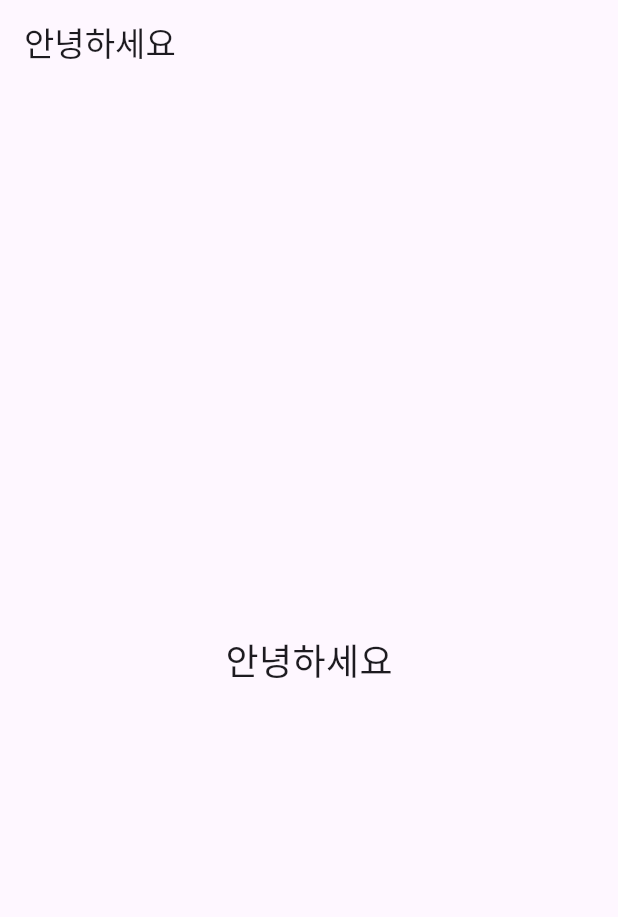
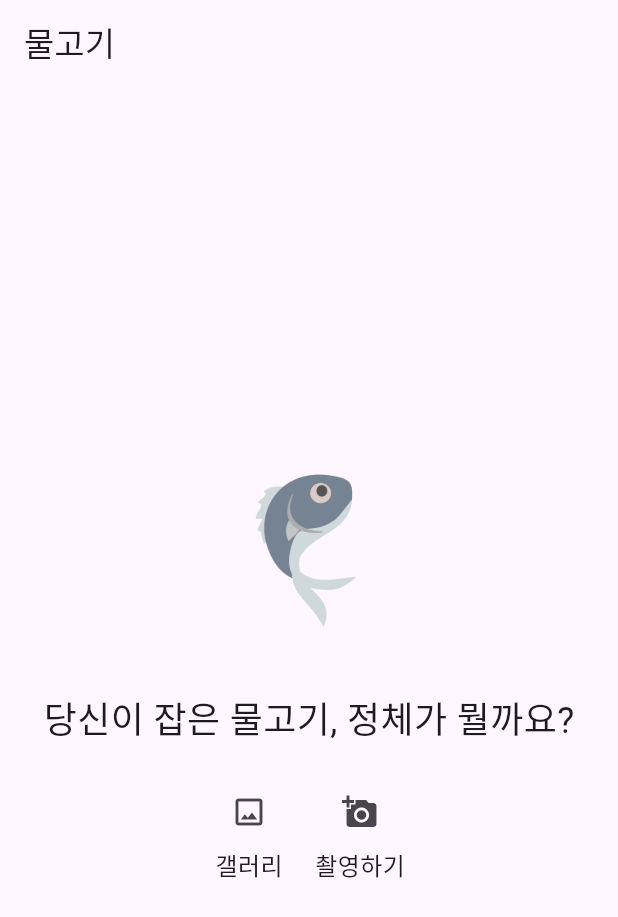
Before and after one commit to mingding21/capstonedesign3, a Flutter app: the screen it shows after launch, on a phone screen of 412 x 824 dp. Shown: the top 917 px of the screen. Run offline on Flutter 3.47's test engine with Material 3 defaults, Android fonts, the light colour scheme and no system bars.

Commit message:
홈스크린, 위젯 등 살짝 구현 기능은 아직 없음

```diff
--- /dev/null
+++ b/lib/screen/camera_screen.dart
@@ -0,0 +1,15 @@
+import 'package:flutter/material.dart';
+
+class CameraScreen extends StatelessWidget {
+  @override
+  Widget build(BuildContext context) {
+    return Scaffold(
+      appBar: AppBar(
+        title: Text('촬영 화면'),
+      ),
+      body: Center(
+        child: Text('이곳은 카메라 촬영 화면입니다.'),
+      ),
+    );
+  }
+}
--- a/lib/screen/home_screen.dart
+++ b/lib/screen/home_screen.dart
@@ -1,16 +1,75 @@
 import 'package:flutter/material.dart';
+import 'camera_screen.dart';
+import 'imagepick_screen.dart';
+
 
 class HomeScreen extends StatelessWidget {
   @override
   Widget build(BuildContext context) {
     return Scaffold(
       appBar: AppBar(
-        title: Text('안녕하세요'),
+        title: Text('물고기'),
       ),
       body: Center(
-        child: Text(
-          '안녕하세요',
-          style: TextStyle(fontSize: 24),
+        child: Column(
+          mainAxisAlignment: MainAxisAlignment.center,
+          children: <Widget>[
+            Image.asset(
+              'asset/image/fish_image2.png',
+              width: 150, // 이미지의 가로 크기 조절
+              height: 150, // 이미지의 세로 크기 조절
+            ),
+            SizedBox(height: 20), // 이미지와 텍스트 사이의 간격 조정
+            Text(
+              '당신이 잡은 물고기, 정체가 뭘까요?',
+              style: TextStyle(fontSize: 24),
+            ),
+            SizedBox(height: 20), // 텍스트와 버튼 사이의 간격 조정
+            Row(
+              mainAxisAlignment: MainAxisAlignment.center,
+              children: <Widget>[
+                Column(
+                  children: [
+                    IconButton(
+                      icon: Icon(Icons.crop_original), // 갤러리 버튼에 카메라 아이콘 추가
+                      onPressed: () {
+                        Navigator.push(
+                          context,
+                          MaterialPageRoute(
+                            builder: (context) => ImagePickScreen(),
+                          ),
+                        );
+                      },
+                    ),
+                    Text(
+                      '갤러리',
+                      style: TextStyle(fontSize: 16),
+                    ),
+                  ],
+                ),
+                SizedBox(width: 20), // 버튼 사이의 간격 조정
+                Column(
+                  children: [
+                    IconButton(
+                      icon: Icon(Icons.add_a_photo), // 촬영 버튼에 카메라 아이콘 추가
+                      onPressed: () {
+                        Navigator.push(
+                          context,
+                          MaterialPageRoute(
+                            builder: (context) => CameraScreen(),
+                          ),
+                        );
+                      },
+                    ),
+                    Text(
+                      '촬영하기',
+                      style: TextStyle(fontSize: 16),
+                    ),
+                  ],
+                ),
+              ],
+            ),
+          ],
         ),
       ),
     );
--- /dev/null
+++ b/lib/screen/imagepick_screen.dart
@@ -0,0 +1,15 @@
+import 'package:flutter/material.dart';
+
+class ImagePickScreen extends StatelessWidget {
+  @override
+  Widget build(BuildContext context) {
+    return Scaffold(
+      appBar: AppBar(
+        title: Text('갤러리'),
+      ),
+      body: Center(
+        child: Text('이곳은 갤러리 화면입니다.'),
+      ),
+    );
+  }
+}
--- a/pubspec.yaml
+++ b/pubspec.yaml
@@ -59,7 +59,8 @@ flutter:
   uses-material-design: true
 
   # To add assets to your application, add an assets section, like this:
-  # assets:
+  assets:
+    - asset/image/
   #   - images/a_dot_burr.jpeg
   #   - images/a_dot_ham.jpeg
 
```
Also changed, not shown: asset/image/fish_image1.png (added), asset/image/fish_image2.png (added).
